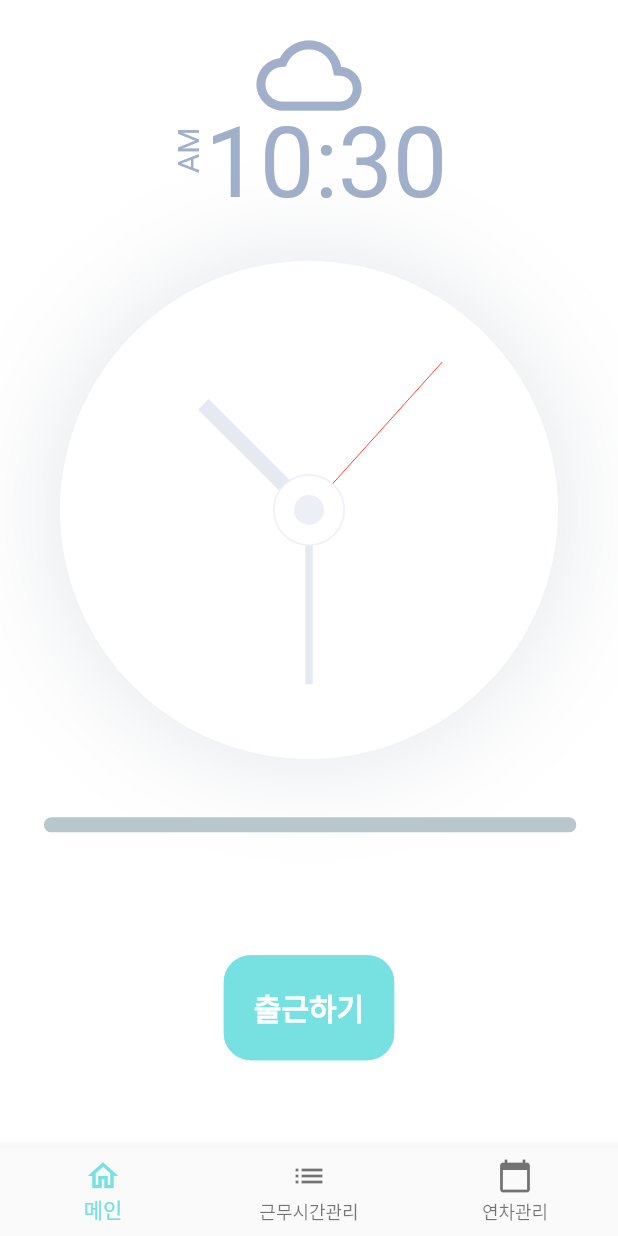
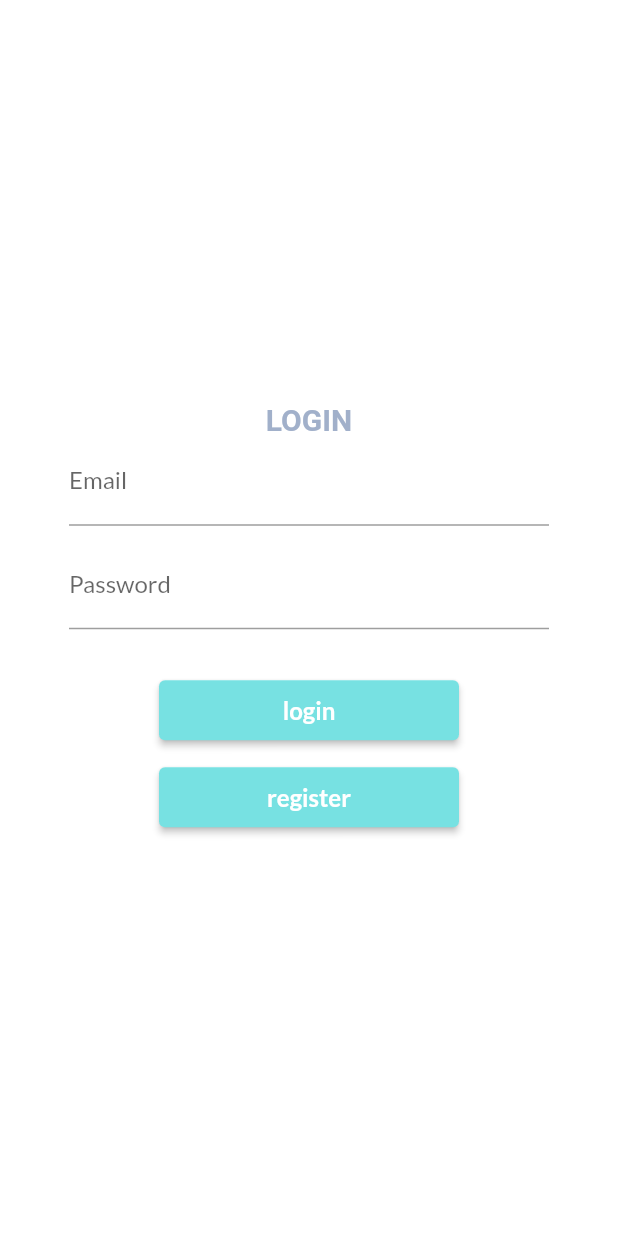
Before and after one commit to fepanbr/checkout_app, a Flutter app: the screen it shows after launch, on a phone screen of 412 x 824 dp. Run offline on Flutter 3.47's test engine with Material 2 defaults, Android fonts, the phone set to English and light mode, and no system bars; drawn by our look-alikes of percent_indicator; our stand-ins replace google_fonts.

Commit message:
로그인 작업중

```diff
--- a/lib/main.dart
+++ b/lib/main.dart
@@ -5,6 +5,8 @@ import 'package:songaree_worktime/models/today_timer.dart';
 import 'package:songaree_worktime/models/week_timer.dart';
 import 'package:songaree_worktime/models/work.dart';
 import 'package:songaree_worktime/screens/home_screen.dart';
+import 'package:songaree_worktime/screens/login_screen.dart';
+import 'package:songaree_worktime/screens/register_screen.dart';
 import 'package:songaree_worktime/theme.dart';
 
 void main() {
@@ -19,8 +21,13 @@ class MyApp extends StatelessWidget {
       child: MaterialApp(
         title: '송아리당뇨 출근앱',
         theme: themeData(context),
-        home: MyHomePage(),
         debugShowCheckedModeBanner: false,
+        initialRoute: '/login',
+        routes: {
+          '/login': (context) => LoginScreen(),
+          '/register': (context) => RegisterScreen(),
+          '/home': (context) => MyHomePage()
+        },
       ),
     );
   }
--- a/lib/models/work.dart
+++ b/lib/models/work.dart
@@ -8,32 +8,38 @@ enum WorkState { beforeWork, working, afterWork }
 class Work with ChangeNotifier {
   String _infoText = '';
   WorkState _state = WorkState.beforeWork;
-  TodayTimer _todayTimer;
-  WeekTimer _weekTimer;
+  TodayTimer todayTimer;
+  WeekTimer weekTimer;
 
   double restTime = 0.0;
 
-  Work(this._todayTimer, this._weekTimer) {
-    restTime = _weekTimer.getRestTimeToDouble();
+  Work(this.todayTimer, this.weekTimer) {
+    restTime = weekTimer.getRestTimeToDouble();
   }
 
   String get getStateText => _infoText;
   WorkState get getState => _state;
+  TodayTimer get getTodayTimer => todayTimer;
 
   void startWork() {
     _state = WorkState.working;
-    _todayTimer.start();
-    _weekTimer.start();
-    _infoText = StateMessage.workMsg(_todayTimer.startTime);
+    todayTimer.start();
+    weekTimer.start();
+    _infoText = StateMessage.workMsg(todayTimer.startTime);
     notifyListeners();
   }
 
   void offWork() {
     _state = WorkState.afterWork;
-    _todayTimer.stop();
-    _weekTimer.stop();
-    _weekTimer.getRestTime();
-    _infoText = StateMessage.offWorkMsg(_todayTimer.getWorkTime());
+    todayTimer.stop();
+    weekTimer.stop();
+    weekTimer.getRestTime();
+    _infoText = StateMessage.offWorkMsg(todayTimer.getWorkTime());
+    notifyListeners();
+  }
+
+  void addLunch() {
+    todayTimer.toggleLunch();
     notifyListeners();
   }
 }
--- /dev/null
+++ b/lib/screens/login_screen.dart
@@ -0,0 +1,126 @@
+import 'package:flutter/material.dart';
+import 'package:songaree_worktime/constants.dart';
+import 'package:songaree_worktime/theme.dart';
+
+class LoginScreen extends StatefulWidget {
+  @override
+  _LoginScreenState createState() => _LoginScreenState();
+}
+
+class _LoginScreenState extends State<LoginScreen> {
+  final formKey = GlobalKey<FormState>();
+
+  String email = '';
+
+  String password = '';
+
+  @override
+  Widget build(BuildContext context) {
+    return Scaffold(
+      body: SafeArea(
+        child: Center(
+          child: Container(
+            width: 400,
+            height: 400,
+            padding: EdgeInsets.fromLTRB(40.0, 10.0, 40.0, 10.0),
+            child: Column(
+              mainAxisAlignment: MainAxisAlignment.center,
+              children: [
+                Text(
+                  'LOGIN',
+                  style: TextStyle(fontWeight: FontWeight.bold, fontSize: 20.0),
+                ),
+                Form(
+                  key: formKey,
+                  child: Column(
+                    children: [
+                      TextFormField(
+                        keyboardType: TextInputType.emailAddress,
+                        decoration: InputDecoration(
+                          labelText: 'Email',
+                          hintText: 'example@example.com',
+                        ),
+                        onSaved: (String value) {
+                          email = value;
+                        },
+                      ),
+                      SizedBox(
+                        height: 10,
+                      ),
+                      TextFormField(
+                        obscureText: true,
+                        decoration: InputDecoration(
+                          labelText: 'Password',
+                          hintText: 'Password',
+                        ),
+                        onSaved: (String value) {
+                          password = value;
+                        },
+                      ),
+                      SizedBox(
+                        height: 30,
+                      ),
+                      ElevatedButton(
+                        style: ButtonStyle(
+                          minimumSize:
+                              MaterialStateProperty.all<Size>(Size(200, 40)),
+                          backgroundColor: MaterialStateProperty.all(
+                            kPrimaryColor,
+                          ),
+                        ),
+                        onPressed: () {
+                          if (formKey.currentState.validate()) {
+                            formKey.currentState.save();
+                            print(
+                                'time to pose $email and $password to my API');
+                          }
+                          Navigator.pushNamed((context), '/home');
+                        },
+                        child: Text(
+                          'login',
+                          style: TextStyle(
+                            color: Colors.white,
+                            fontSize: 16.0,
+                            fontWeight: FontWeight.bold,
+                          ),
+                        ),
+                      ),
+                      SizedBox(
+                        height: 10,
+                      ),
+                      ElevatedButton(
+                        style: ButtonStyle(
+                          minimumSize:
+                              MaterialStateProperty.all<Size>(Size(200, 40)),
+                          backgroundColor: MaterialStateProperty.all(
+                            kPrimaryColor,
+                          ),
+                        ),
+                        onPressed: () {
+                          if (formKey.currentState.validate()) {
+                            formKey.currentState.save();
+                            print(
+                                'time to pose $email and $password to my API');
+                          }
+                          Navigator.pushNamed((context), '/register');
+                        },
+                        child: Text(
+                          'register',
+                          style: TextStyle(
+                            color: Colors.white,
+                            fontSize: 16.0,
+                            fontWeight: FontWeight.bold,
+                          ),
+                        ),
+                      )
+                    ],
+                  ),
+                )
+              ],
+            ),
+          ),
+        ),
+      ),
+    );
+  }
+}
--- /dev/null
+++ b/lib/services/authService.dart
@@ -0,0 +1,7 @@
+import 'package:flutter/material.dart';
+
+class AuthService with ChangeNotifier {
+  signIn({@required String email, @required String password}) {
+    // final credential =
+  }
+}
--- a/pubspec.yaml
+++ b/pubspec.yaml
@@ -33,6 +33,8 @@ dependencies:
   percent_indicator: ^2.1.9
   provider: ^4.1.2
   intl: ^0.16.1
+  http: ^0.12.2
+
 
 dev_dependencies:
   flutter_test:
```
Also changed, not shown: lib/models/today_timer.dart (+18 -5 lines), lib/screens/components/state_button.dart (+26 -11 lines), lib/screens/register_screen.dart (added, +13 -0 lines), pubspec.lock, 2 other files.
